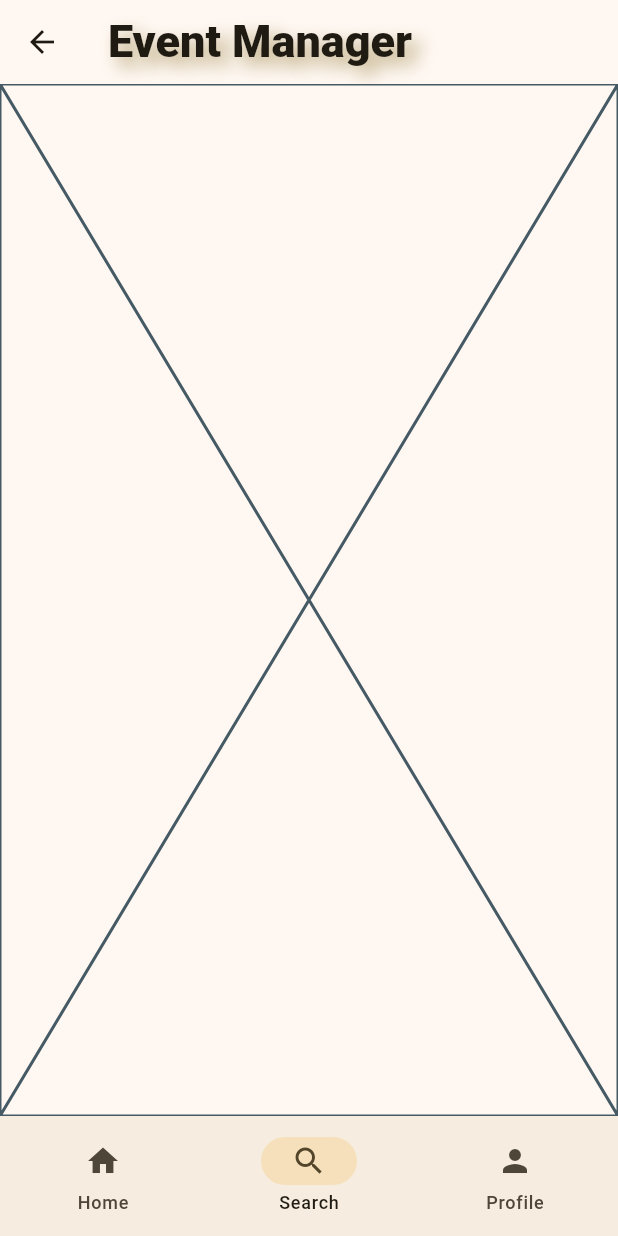
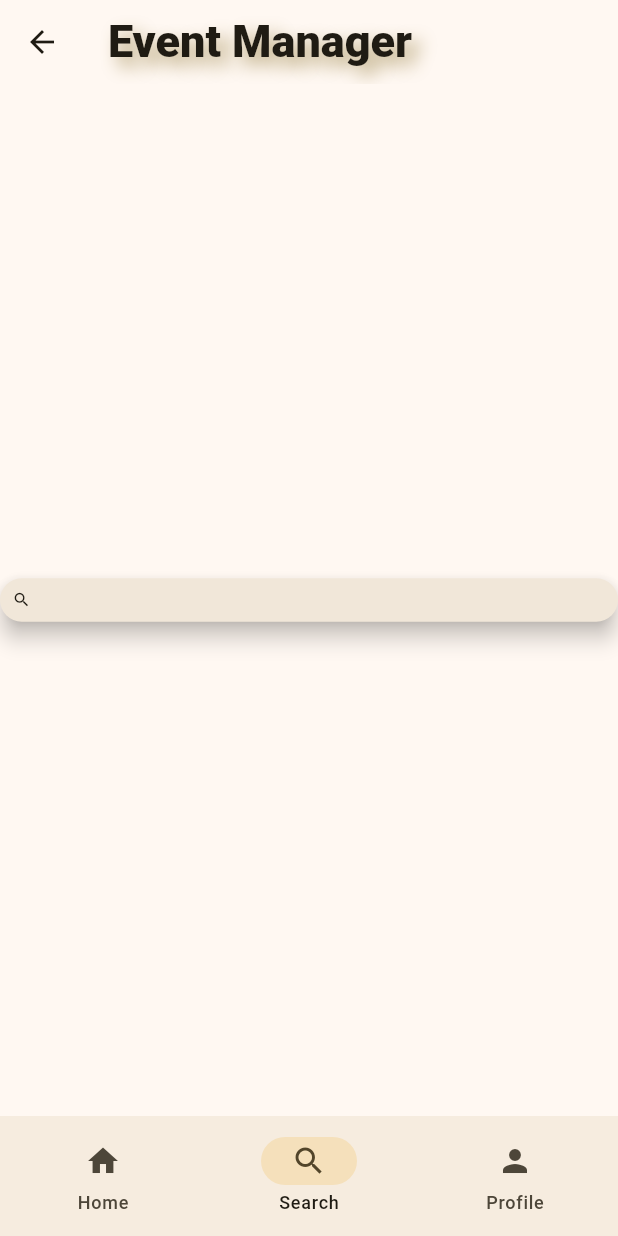
Before and after one commit to MTJakob/EventAppFrontend, a Flutter app: the MainPage screen opened by its route, swiped to page 2, on a phone screen of 412 x 824 dp. Run offline on Flutter 3.47's test engine with Material 3 defaults, Android fonts, the phone set to English and light mode, and no system bars; our stand-ins replace date_time_picker, flutter_map, latlong2, validators; missing offline and left inert: flutter_map_animations; network calls fail.

Commit message:
Simple search

```diff
--- a/lib/pages/tabs/search_tab.dart
+++ b/lib/pages/tabs/search_tab.dart
@@ -1,15 +1,18 @@
+import 'package:event_flutter_application/components/http_interface.dart';
 import 'package:flutter/material.dart';
 
-class SearchTab extends StatefulWidget {
+class SearchTab extends StatelessWidget {
   const SearchTab({super.key});
 
   @override
-  State<SearchTab> createState() => _SearchTabState();
-}
-
-class _SearchTabState extends State<SearchTab> {
-  @override
   Widget build(BuildContext context) {
-    return const Placeholder();
+    return  FittedBox(
+      child: SearchAnchor.bar(
+        isFullScreen: false,
+          suggestionsBuilder: (context, searchcontroller) async {
+            Future<List<String>> list = AppHttpInterface.of(context).searchEvents(searchcontroller.text);
+             return list.then((value) => List.generate(value.length, (index) =>  ListTile(title: Text(value.elementAt(index)),)));
+          }),
+    );
   }
 }
```
Also changed, not shown: lib/components/http_interface.dart (+12 -1 lines).
